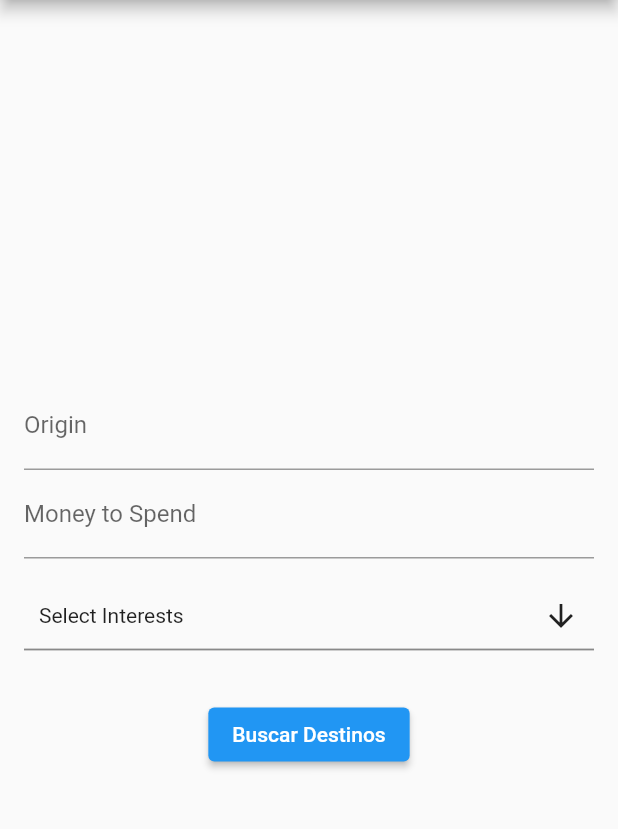
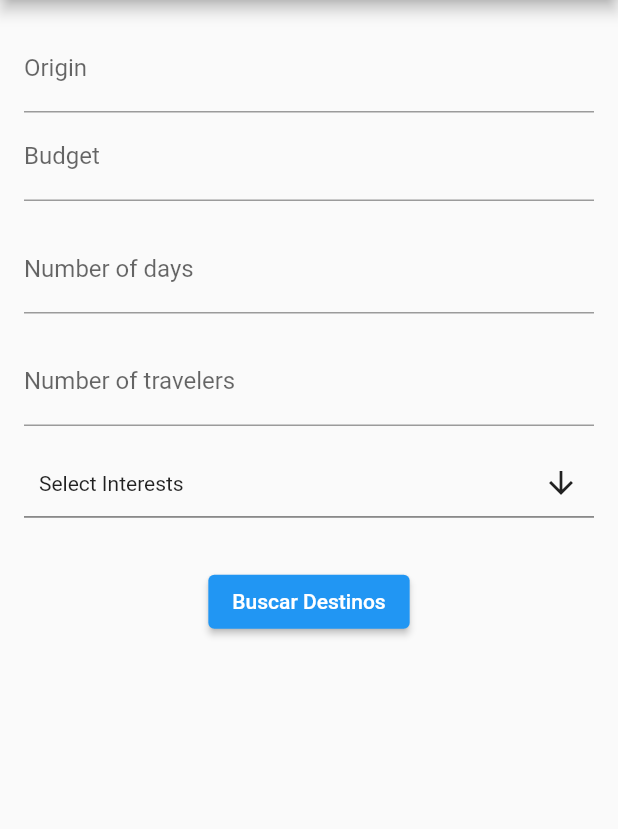
Before and after one commit to fedesenmartin/ninosvimos, a Flutter app: the screen it shows after launch, on a phone screen of 412 x 824 dp, the part 84-913 px from its top. Run offline on Flutter 3.47's test engine with Material 2 defaults, Android fonts, the phone set to English and light mode, and no system bars; drawn by our look-alikes of multi_select_flutter; our stand-ins replace logger; missing offline and left inert: dart_openai.

Commit message:
added travelers, lenght trip dinamic prompt

```diff
--- a/lib/main.dart
+++ b/lib/main.dart
@@ -39,11 +39,16 @@ class _MyAppState extends State<MyApp> {
     Interest(name: 'Deportes', value: 'deportes'),
   ];
   List<String> selectedInterests = [];
-  String? origin;
-  double? moneySpent;
+  String interest = "";
+  String origin = "";
+  double? moneySpent = 0;
   bool isLoading = false;
 
   String chatgptResponse = "";
+
+  int days = 0;
+  int travelers = 0;
+
 
   Future<String> callChatGPTAPI() async {
     setState(() {
@@ -51,12 +56,18 @@ class _MyAppState extends State<MyApp> {
     });
     OpenAI.apiKey = "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";
 
-    const prompt =
-        "Assume that I am a software engineer and your answer must only be a valid json,nothing else. You're an REST API of a IT tech company that creates trip advices for a user, the user gives a budget and a origin for the trip and the api must return recommended cities for the trip that are inside budget, including plane tickets,hotels,foods,etc. The origin is cartagena,the budget is 50 usd dollars for 1 person and 1 week. Plane ticket price is around 0.33 usd dollars per mile."
-        " has to include list of al least 5 recommended cities for the trip, and at least a list of 5 places recommended for the trip of the city; having in mind that the interest is sports. Also for each city add a list of f dangerous/high criminality neighborhoods in field called avoid_neighborhoods  ,with the name of avoided neighborhood and the latitude and longitude info of each dangerous/high criminality not recommended neighborhood "
+    var prompt = "Assume that I am a software engineer and your answer must only be a valid json,nothing else. You're an REST API that return recommendations for women trvelers, at least 5"
+        " the api calculates a estimated vacation cost from the origin and must return recommended cities for the trip that are inside budget, the sum of plane tickets,hotels,foods must be inside budget. "
+        "The recommendations must be inside budget with all costs included,p lane ticket price is around 0.17 usd dollars per mile and you have tu calculate the distance betwwen origin and destination. Distance of origin from destination in miles * mile price, cant exceed 50% of budget "
+        " \n Result must include list of al least 5 recommended cities for the trip, and at least a list of 5  activites recommended for the trip of the city,the recomendation must have a minimun lenght of 50 characters, having in mind that the interest is" + interest+ ".Also for each city add a list of f dangerous/high criminality neighborhoods in field called avoid_neighborhoods  ,with the name of avoided neighborhood and the latitude and longitude info of each dangerous/high criminality not recommended neighborhood "
         ".Take some reference values before 2021 to get estimated plane tickets price and hotels price info that is ok with the budget."
-        "An example of returned json format: {“results“:[{“city“:“Buenos Aires“,“recommendations“:[“a night club in buenos Aires“,“Go to Casa Rosada“],“avoid_neighborhoods“:{“lat“:-34.6343603,“long“:-58.4059233,“name“:“villa“ }}] }";
-    ".\n Note that this are mocked values,and you can't use the sample as a result and double check that the json returned MUST be valid and well formed json object";
+        "The origin in this case is " +
+        origin +
+        " and the budget is " +
+        moneySpent.toString() +
+        " usd dollars for "+travelers.toString() + " person and " +days.toString() +"days."
+            "An example of returned json format: {“results“:[{“city“:“Buenos Aires“,“recommendations“:[“a night club in buenos Aires“,“Go to Casa Rosada“],“avoid_neighborhoods“:{“lat“:-34.6343603,“long“:-58.4059233,“name“:“danger neighborhoods“ }}] }";
+    ".\n Note that this are mocked values,and you can't use the sample as a result and only provide a  RFC8259 compliant JSON response following this format without deviation";
 
     final chatCompletion = await OpenAI.instance.completion.create(
       model: 'text-davinci-003',
@@ -77,7 +88,8 @@ class _MyAppState extends State<MyApp> {
       appBar: AppBar(
         title: const Text('Hackathon'),
       ),
-      body: Center(
+      body: SingleChildScrollView(
+        child: Center(
           child: Container(
             padding: const EdgeInsets.all(16.0),
             child: Center(
@@ -86,22 +98,40 @@ class _MyAppState extends State<MyApp> {
                 children: [
                   TextFormField(
                     keyboardType: TextInputType.text,
-                  decoration:
-                  const InputDecoration(labelText: 'Origin'),
+                    decoration: const InputDecoration(labelText: 'Origin'),
                     onChanged: (value) {
                       setState(() {
                         origin = value;
                       });
                     },
                   ),
-
                   TextFormField(
                     keyboardType: TextInputType.number,
                     decoration:
-                      const InputDecoration(labelText: 'Money to Spend'),
+                        const InputDecoration(labelText: 'Budget'),
                     onChanged: (value) {
                       setState(() {
                         moneySpent = double.tryParse(value);
+                      });
+                    },
+                  ),
+                  const SizedBox(height: 16.0),
+                  TextFormField(
+                    keyboardType: TextInputType.text,
+                    decoration: const InputDecoration(labelText: 'Number of days'),
+                    onChanged: (value) {
+                      setState(() {
+                        days = int.parse(value);
+                      });
+                    },
+                  ),
+                  const SizedBox(height: 16.0),
+                  TextFormField(
+                    keyboardType: TextInputType.text,
+                    decoration: const InputDecoration(labelText: 'Number of travelers'),
+                    onChanged: (value) {
+                      setState(() {
+                        travelers = int.parse(value);
                       });
                     },
                   ),
@@ -119,11 +149,11 @@ class _MyAppState extends State<MyApp> {
                     onConfirm: (values) {
                       setState(() {
                         selectedInterests = values;
+                        interest = selectedInterests.join(', ');
                       });
                     },
                   ),
-                const SizedBox(height: 16.0),
-                const SizedBox(height: 16.0),
+                  const SizedBox(height: 32.0),
                   ElevatedButton(
                     onPressed: isLoading
                         ? null
@@ -151,6 +181,7 @@ class _MyAppState extends State<MyApp> {
             ),
           ),
         ),
+      ),
     );
   }
 }
```
Also changed, not shown: lib/PlacesScreen.dart (+15 -10 lines). Lines whose indentation alone changed are shown as unchanged.
